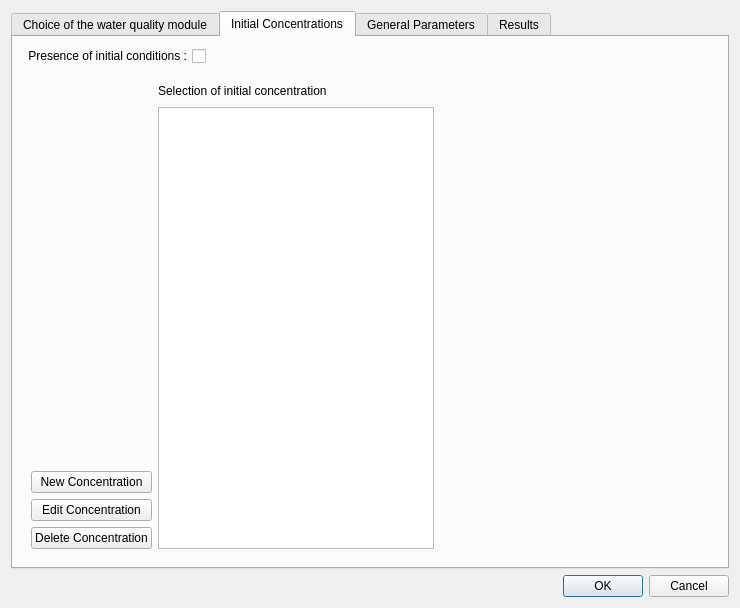
This is ui/ui_water_quality.ui in Artelia/Mascaret as Qt 5 draws it before an edit. The edited form follows.
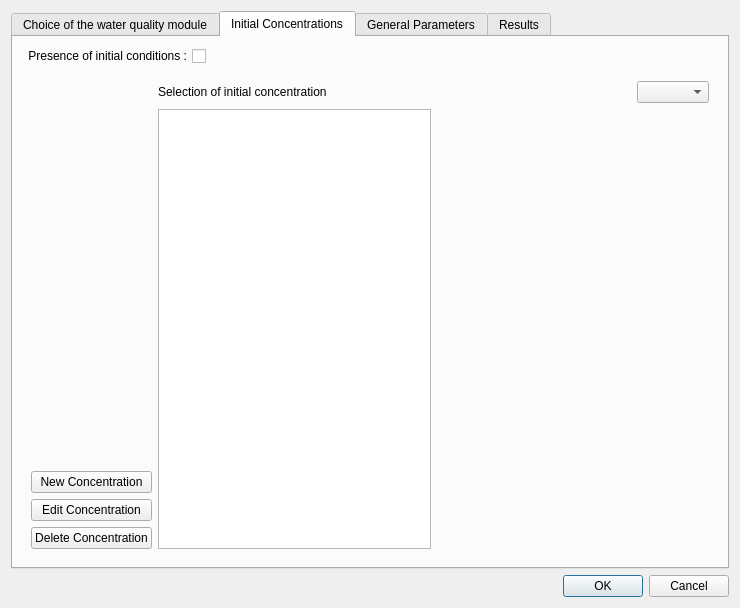
This is the edited form. The open tabs and pages were chosen to show the change.

What changed in the file:
```diff
--- a/ui/ui_water_quality.ui
+++ b/ui/ui_water_quality.ui
@@ -383,22 +383,29 @@
                  </item>
                 </layout>
                </item>
+               <item row="0" column="2">
+                <layout class="QHBoxLayout" name="horizontalLayout">
+                 <item>
+                  <spacer name="horizontalSpacer_13">
+                   <property name="orientation">
+                    <enum>Qt::Horizontal</enum>
+                   </property>
+                   <property name="sizeHint" stdset="0">
+                    <size>
+                     <width>40</width>
+                     <height>20</height>
+                    </size>
+                   </property>
+                  </spacer>
+                 </item>
+                 <item>
+                  <widget class="QComboBox" name="cb_bief_home"/>
+                 </item>
+                </layout>
+               </item>
                <item row="1" column="2">
                 <layout class="QVBoxLayout" name="lay_graph_home"/>
                </item>
-               <item row="0" column="2">
-                <spacer name="horizontalSpacer_11">
-                 <property name="orientation">
-                  <enum>Qt::Horizontal</enum>
-                 </property>
-                 <property name="sizeHint" stdset="0">
-                  <size>
-                   <width>40</width>
-                   <height>20</height>
-                  </size>
-                 </property>
-                </spacer>
-               </item>
               </layout>
              </item>
             </layout>
```
Left out of the diff: 4 changed lines with no effect on the pictures.
